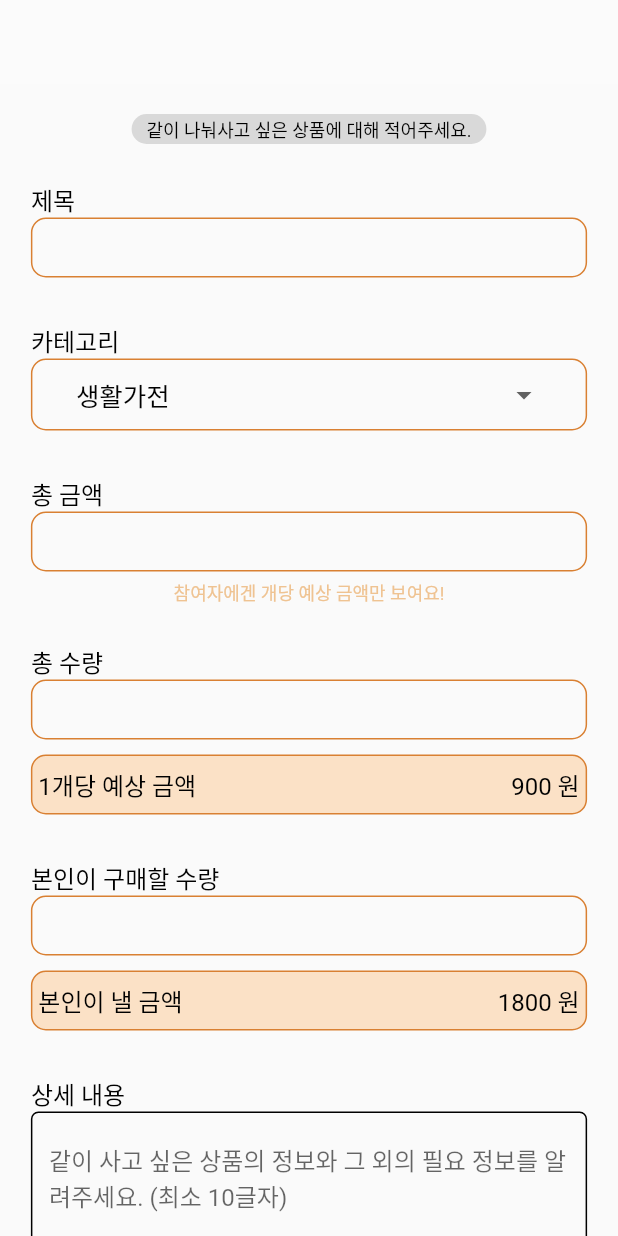
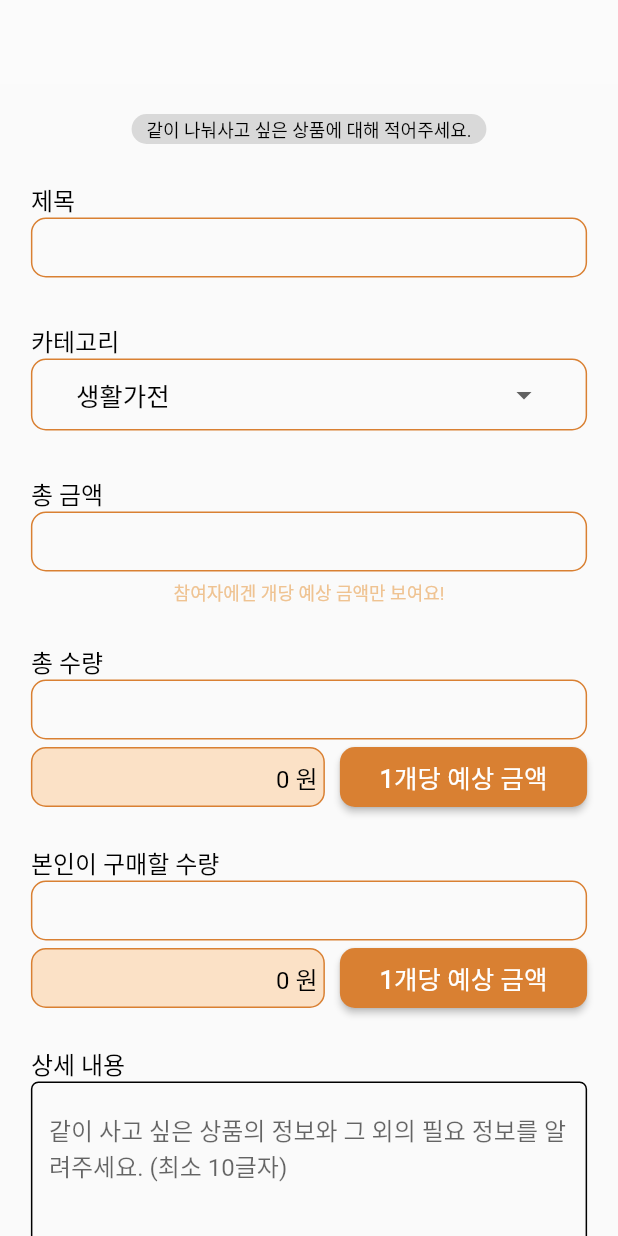
Before and after one commit to S-Sojung/group-buying-frontend, a Flutter app: the screen it shows after launch, on a phone screen of 412 x 824 dp. Run offline on Flutter 3.47's test engine with Material 2 defaults, Android fonts, the phone set to English and light mode, and no system bars; our stand-ins replace dio, flutter_riverpod, flutter_secure_storage, flutter_svg, logger and 1 more; missing offline and left inert: dart:ffi; Roboto replaces fonts that are missing (HallymGothic).

Commit message:
Feat: 수량에 따른 가격 계산 완료

```diff
--- a/lib/views/components/donut_result_text_field.dart
+++ b/lib/views/components/donut_result_text_field.dart
@@ -15,9 +15,9 @@ class DonutResultTextField extends StatelessWidget {
   @override
   Widget build(BuildContext context) {
     return Padding(
-      padding: EdgeInsets.symmetric(
-          horizontal: getScreenWidth(context) * 0.05, vertical: 5),
+      padding: EdgeInsets.only(right: 10),
       child: Container(
+        width: 100,
         height: 40,
         decoration: BoxDecoration(
             borderRadius: BorderRadius.circular(10),
--- a/lib/views/components/donut_text_form_field.dart
+++ b/lib/views/components/donut_text_form_field.dart
@@ -134,6 +134,9 @@ class DonutCountFormField extends StatelessWidget {
           Container(
             height: 40,
             child: TextFormField(
+              onSaved: (newValue) {
+                controller.text = newValue;
+              },
               keyboardType: TextInputType.number,
               inputFormatters: <TextInputFormatter>[
                 FilteringTextInputFormatter.digitsOnly
--- a/lib/views/pages/board/write_page/board_write_page.dart
+++ b/lib/views/pages/board/write_page/board_write_page.dart
@@ -1,31 +1,11 @@
-import 'package:donut/core/constants/size.dart';
-import 'package:donut/core/constants/style.dart';
+
 import 'package:donut/core/constants/theme.dart';
-import 'package:donut/core/utils/validator_util.dart';
-import 'package:donut/model/category/category.dart';
-import 'package:donut/views/components/donut_button.dart';
-import 'package:donut/views/components/donut_result_text_field.dart';
-import 'package:donut/views/components/donut_round_tag.dart';
-import 'package:donut/views/components/donut_text_area.dart';
-import 'package:donut/views/components/donut_text_form_field.dart';
-import 'package:donut/views/pages/board/write_page/components/donut_category_dropdown.dart';
-import 'package:donut/views/pages/board/write_page/components/donut_count_field.dart';
+import 'package:donut/views/pages/board/write_page/components/board_write_body_form.dart';
 import 'package:flutter/material.dart';
 
-class BoardWritePage extends StatefulWidget {
+class BoardWritePage extends StatelessWidget {
   const BoardWritePage({Key? key}) : super(key: key);
 
-  @override
-  State<BoardWritePage> createState() => _BoardWritePageState();
-}
-
-class _BoardWritePageState extends State<BoardWritePage> {
-  final _priceController = TextEditingController();
-  final _countController = TextEditingController();
-  final _myCountController = TextEditingController();
-
-  List<String> cate = categorys.map((e) => e.name).toList();
-  String selected = categorys[0].name;
   @override
   Widget build(BuildContext context) {
     return Scaffold(
@@ -34,56 +14,7 @@ class _BoardWritePageState extends State<BoardWritePage> {
         backgroundColor: Colors.white10,
         actionsIconTheme: IconThemeData(color: donutColorBase),
       ),
-      body: SingleChildScrollView(
-        child: Column(
-
-          children: [
-            SizedBox(height: 20,),
-            DonutRoundTag("  같이 나눠사고 싶은 상품에 대해 적어주세요.  "),
-            SizedBox(height: 20,),
-
-            //사진 등록
-            DonutTextFormFieldSlim(
-                title: "제목", funValidator: validateTitle()),
-            SizedBox(height: 20,),
-
-
-            DonutCategoryDropdown(dropDownList: cate,dropDownitem: selected),
-            SizedBox(height: 20,),
-
-            DonutCountFormField(
-                title: "총 금액",
-                funValidator: validPrice(),
-                controller: _priceController),
-            Text(
-              "참여자에겐 개당 예상 금액만 보여요!",
-              style: caption1(mColor: donutColor2),
-            ),
-            SizedBox(height: 20,),
-            DonutCountFormField(
-                title: "총 수량",
-                funValidator: validateCount(),
-                controller: _countController),
-            DonutResultTextField(title: "1개당 예상 금액", price: 900),
-            SizedBox(height: 20,),
-            DonutCountFormField(
-                title: "본인이 구매할 수량",
-                funValidator: validateCount(),
-                controller: _myCountController),
-            DonutResultTextField(
-              title: "본인이 낼 금액",
-              price: 1800,
-            ),
-            SizedBox(height: 20,),
-            DonutTextArea(
-              title: "상세 내용",
-                hint: "같이 사고 싶은 상품의 정보와 그 외의 필요 정보를 알려주세요. (최소 10글자)",
-                funValidator: validBoardContent()),
-            SizedBox(height: 20,),
-            Container(width: getScreenWidth(context)*0.9,child: DonutButton(text: "장소와 시간 설정하기", funPageRoute: (){}))
-          ],
-        ),
-      ),
+      body: BoardWriteBodyForm(),
     );
   }
 }
--- /dev/null
+++ b/lib/views/pages/board/write_page/components/board_write_body_form.dart
@@ -0,0 +1,144 @@
+import 'package:donut/core/constants/size.dart';
+import 'package:donut/core/constants/style.dart';
+import 'package:donut/core/constants/theme.dart';
+import 'package:donut/core/utils/validator_util.dart';
+import 'package:donut/model/category/category.dart';
+import 'package:donut/views/components/donut_button.dart';
+import 'package:donut/views/components/donut_result_text_field.dart';
+import 'package:donut/views/components/donut_round_tag.dart';
+import 'package:donut/views/components/donut_text_area.dart';
+import 'package:donut/views/components/donut_text_form_field.dart';
+import 'package:donut/views/pages/board/write_page/components/board_write_pay_field.dart';
+import 'package:donut/views/pages/board/write_page/components/donut_category_dropdown.dart';
+import 'package:flutter/material.dart';
+
+class BoardWriteBodyForm extends StatefulWidget {
+  BoardWriteBodyForm({Key? key}) : super(key: key);
+
+  @override
+  State<BoardWriteBodyForm> createState() => _BoardWriteBodyFormState();
+}
+
+class _BoardWriteBodyFormState extends State<BoardWriteBodyForm> {
+  final _titleController = TextEditingController();
+  final _priceController = TextEditingController();
+  final _countController = TextEditingController();
+  final _myCountController = TextEditingController();
+  final _contentController = TextEditingController();
+
+  List<String> cate = categorys.map((e) => e.name).toList();
+  var setDropdownItem = categorys[0].name;
+
+  int onePrice = 0;
+  int myPrice = 0;
+
+  @override
+  Widget build(BuildContext context) {
+    return SingleChildScrollView(
+      child: Padding(
+        padding: const EdgeInsets.symmetric(vertical: 20),
+        child: Column(
+          children: [
+            DonutRoundTag("  같이 나눠사고 싶은 상품에 대해 적어주세요.  "),
+            SizedBox(
+              height: 20,
+            ),
+
+            //사진 등록
+            DonutTextFormFieldSlim(
+                title: "제목",
+                funValidator: validateTitle(),
+                controller: _titleController),
+            SizedBox(
+              height: 20,
+            ),
+
+            DonutCategoryDropdown(
+              dropDownList: cate,
+              dropDownitem: setDropdownItem,
+            ),
+            SizedBox(
+              height: 20,
+            ),
+
+            DonutCountFormField(
+                title: "총 금액",
+                funValidator: validPrice(),
+                controller: _priceController),
+            Text(
+              "참여자에겐 개당 예상 금액만 보여요!",
+              style: caption1(mColor: donutColor2),
+            ),
+            SizedBox(
+              height: 20,
+            ),
+
+            DonutCountFormField(
+                title: "총 수량",
+                funValidator: validateCount(),
+                controller: _countController),
+            //OnePrice 를 바뀌게 하고 싶음 위의 값이 바뀌면
+
+            BoardWritePayField(funPay: (){
+              setState(() {
+                if (_priceController.text.isEmpty ||
+                    _countController.text.isEmpty) {
+                  ScaffoldMessenger.of(context).showSnackBar(SnackBar(content: Text("총 금액과 총 수량을 작성해주세요")));
+                  onePrice = 0;
+                }else {
+                  onePrice = (int.parse(_priceController.text) /
+                      int.parse(_countController.text))
+                      .round();
+                }
+              });
+            }, onePrice: onePrice),
+
+            SizedBox(
+              height: 20,
+            ),
+
+            DonutCountFormField(
+                title: "본인이 구매할 수량",
+                funValidator: validateCount(),
+                controller: _myCountController),
+
+            BoardWritePayField(funPay: (){
+              setState(() {
+                if (_myCountController.text.isEmpty || onePrice==0) {
+                  ScaffoldMessenger.of(context).showSnackBar(SnackBar(content: Text("개당 예상 금액과 구매할 수량을 체크해주세요")));
+                  myPrice = 0;
+                }else{
+                myPrice = (onePrice * int.parse(_myCountController.text));}
+              });
+            }, onePrice: myPrice),
+            SizedBox(
+              height: 20,
+            ),
+
+            DonutTextArea(
+                title: "상세 내용",
+                hint: "같이 사고 싶은 상품의 정보와 그 외의 필요 정보를 알려주세요. (최소 10글자)",
+                funValidator: validBoardContent(),
+                controller: _contentController),
+            SizedBox(
+              height: 20,
+            ),
+
+            Container(
+              width: getScreenWidth(context) * 0.9,
+              child: DonutButton(
+                  text: "장소와 시간 설정하기",
+                  funPageRoute: () {
+                    print("제목 : ${_titleController.text}");
+                    print("카테고리 : ${setDropdownItem}");
+                    print("총 금액 : ${_priceController.text}");
+                    print("총 수량 : ${_countController.text}");
+                    print("내가 구매할 수량 : ${_myCountController.text}");
+                  }),
+            ),
+          ],
+        ),
+      ),
+    );
+  }
+}
--- /dev/null
+++ b/lib/views/pages/board/write_page/components/board_write_pay_field.dart
@@ -0,0 +1,30 @@
+
+import 'package:donut/core/constants/size.dart';
+import 'package:donut/views/components/donut_button.dart';
+import 'package:donut/views/components/donut_result_text_field.dart';
+import 'package:flutter/material.dart';
+
+class BoardWritePayField extends StatelessWidget {
+  final onePrice;
+  final funPay;
+  const BoardWritePayField({required this.funPay, required this.onePrice, Key? key}) : super(key: key);
+
+  @override
+  Widget build(BuildContext context) {
+    return             Padding(
+      padding: EdgeInsets.symmetric(horizontal: getScreenWidth(context)*0.05),
+      child: Row(
+        children: [
+          Expanded(child: DonutResultTextField(title: "", price: onePrice)),
+          Container(
+            width: getScreenWidth(context)*0.4,
+            height: 40,
+            child: DonutButton(
+                text: "1개당 예상 금액",
+                funPageRoute: funPay),
+          ),
+        ],
+      ),
+    );
+  }
+}
--- a/lib/views/pages/board/write_page/components/donut_category_dropdown.dart
+++ b/lib/views/pages/board/write_page/components/donut_category_dropdown.dart
@@ -3,44 +3,58 @@ import 'package:donut/core/constants/style.dart';
 import 'package:donut/core/constants/theme.dart';
 import 'package:flutter/material.dart';
 
-class DonutCategoryDropdown extends StatelessWidget {
+class DonutCategoryDropdown extends StatefulWidget {
   List<String> dropDownList;
   String dropDownitem;
 
-  DonutCategoryDropdown({required this.dropDownitem, required this.dropDownList, Key? key}) : super(key: key);
+  DonutCategoryDropdown(
+      {required this.dropDownitem, required this.dropDownList, Key? key})
+      : super(key: key);
 
+  @override
+  State<DonutCategoryDropdown> createState() => _DonutCategoryDropdownState();
+}
+
+class _DonutCategoryDropdownState extends State<DonutCategoryDropdown> {
   @override
   Widget build(BuildContext context) {
     return Padding(
-      padding: EdgeInsets.symmetric(horizontal: getScreenWidth(context)*0.05,vertical: 5),
+      padding: EdgeInsets.symmetric(
+          horizontal: getScreenWidth(context) * 0.05, vertical: 5),
       child: Column(
         crossAxisAlignment: CrossAxisAlignment.start,
         children: [
-          Text("카테고리",style: callout(),),
+          Text(
+            "카테고리",
+            style: callout(),
+          ),
           DecoratedBox(
               decoration: BoxDecoration(
-                  border: Border.all(color: donutColorBasic),
-                  borderRadius: BorderRadius.circular(10),
+                border: Border.all(color: donutColorBasic),
+                borderRadius: BorderRadius.circular(10),
               ),
-              child:Padding(
+              child: Padding(
                   padding: EdgeInsets.symmetric(horizontal: 30),
-                  child:DropdownButton(
-                    value: dropDownitem,
-                    items: dropDownList.map((String item) {
+                  child: DropdownButton(
+                    value: widget.dropDownitem,
+                    items: widget.dropDownList.map((String item) {
                       return DropdownMenuItem<String>(
                         child: Text('$item'),
                         value: item,
                       );
                     }).toList(),
-                    onChanged: (value){
-                      dropDownitem = value!;
+                    onChanged: (dynamic value) {
+                      setState(() {
+                        widget.dropDownitem = value;
+                      });
                     },
                     style: bodyText(),
-                    underline: Container(color: donutColorBase,), //remove underline
+                    underline: Container(
+                      color: donutColorBase,
+                    ),
+                    //remove underline
                     isExpanded: true, //make true to make width 100%
-                  )
-              )
-          ),
+                  ))),
         ],
       ),
     );
```
